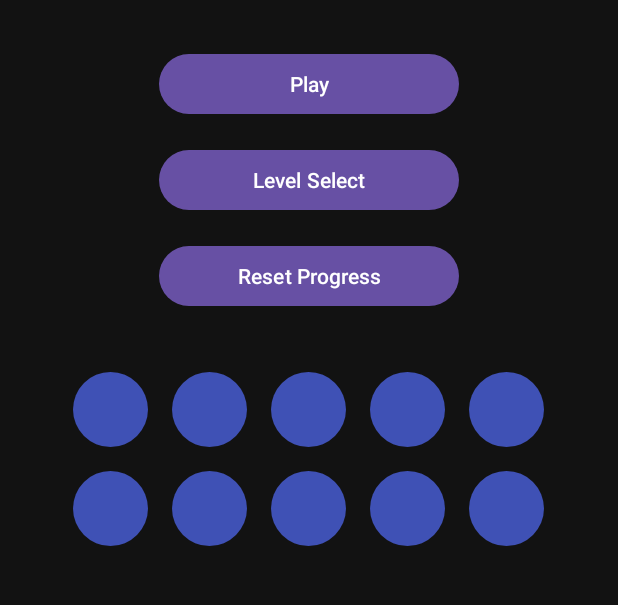
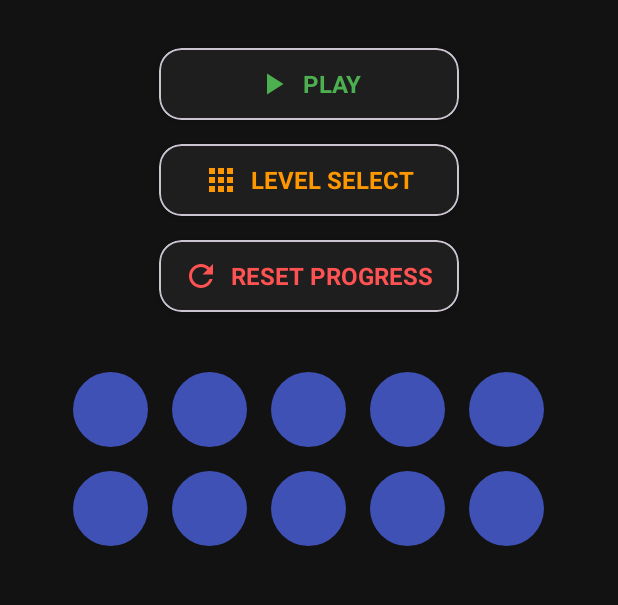
Before and after one commit to ClaudioGSDB/Outside-the-box, an Android app: the screen it shows after launch (MainActivity), on a phone screen of 412 x 824 dp, the part 49-654 px from its top. Run offline under Robolectric (Android 15) with nearby library versions, the light colour scheme and no system bars.

Commit message:
Updated Main menu to look better

```diff
--- a/app/src/main/java/com/example/outsidethebox/levels/Level7.java
+++ b/app/src/main/java/com/example/outsidethebox/levels/Level7.java
@@ -85,7 +85,7 @@ public class Level7 extends AppCompatActivity implements SensorEventListener {
         // Check for downward acceleration
         float zAcceleration = event.values[1]; // Y-axis for downward motion
 
-        if (!isDropDetected && zAcceleration < DROP_THRESHOLD || true) {
+        if (!isDropDetected && zAcceleration < DROP_THRESHOLD) {
             // Drop detected
             isDropDetected = true;
 
--- /dev/null
+++ b/app/src/main/res/drawable/ic_grid.xml
@@ -0,0 +1,9 @@
+<vector xmlns:android="http://schemas.android.com/apk/res/android"
+    android:width="24dp"
+    android:height="24dp"
+    android:viewportWidth="24"
+    android:viewportHeight="24">
+    <path
+        android:fillColor="#000000"
+        android:pathData="M4,4h4v4h-4zM10,4h4v4h-4zM16,4h4v4h-4zM4,10h4v4h-4zM10,10h4v4h-4zM16,10h4v4h-4zM4,16h4v4h-4zM10,16h4v4h-4zM16,16h4v4h-4z"/>
+</vector>
--- /dev/null
+++ b/app/src/main/res/drawable/ic_play.xml
@@ -0,0 +1,9 @@
+<vector xmlns:android="http://schemas.android.com/apk/res/android"
+    android:width="24dp"
+    android:height="24dp"
+    android:viewportWidth="24"
+    android:viewportHeight="24">
+    <path
+        android:fillColor="#000000"
+        android:pathData="M8,5v14l11,-7z"/>
+</vector>
--- /dev/null
+++ b/app/src/main/res/drawable/ic_refresh.xml
@@ -0,0 +1,9 @@
+<vector xmlns:android="http://schemas.android.com/apk/res/android"
+    android:width="24dp"
+    android:height="24dp"
+    android:viewportWidth="24"
+    android:viewportHeight="24">
+    <path
+        android:fillColor="#000000"
+        android:pathData="M17.65,6.35C16.2,4.9 14.21,4 12,4c-4.42,0 -7.99,3.58 -7.99,8s3.57,8 7.99,8c3.73,0 6.84,-2.55 7.73,-6h-2.08c-0.82,2.33 -3.04,4 -5.65,4 -3.31,0 -6,-2.69 -6,-6s2.69,-6 6,-6c1.66,0 3.14,0.69 4.22,1.78L13,11h7V4l-2.35,2.35z"/>
+</vector>
--- a/app/src/main/res/layout/activity_main.xml
+++ b/app/src/main/res/layout/activity_main.xml
@@ -1,9 +1,8 @@
-<?xml version="1.0" encoding="utf-8"?>
 <ScrollView xmlns:android="http://schemas.android.com/apk/res/android"
+    xmlns:app="http://schemas.android.com/apk/res-auto"
     android:layout_width="match_parent"
     android:layout_height="match_parent"
-    android:background="#121212"
-    >
+    android:background="#121212">
 
     <LinearLayout
         android:id="@+id/main"
@@ -22,27 +21,116 @@
             android:layout_marginBottom="32dp"
             android:textColor="#979797"/>
 
-        <Button
+        <!-- Play Button -->
+        <com.google.android.material.card.MaterialCardView
             android:layout_width="200dp"
             android:layout_height="wrap_content"
-            android:text="Play"
+            android:layout_marginBottom="16dp"
+            android:clickable="true"
+            android:focusable="true"
             android:onClick="onPlay"
-            android:layout_marginBottom="16dp"/>
+            app:cardBackgroundColor="#1E1E1E"
+            app:cardCornerRadius="15dp"
+            app:cardElevation="4dp"
+            app:rippleColor="#4CAF50">
 
-        <Button
+            <LinearLayout
+                android:layout_width="match_parent"
+                android:layout_height="wrap_content"
+                android:orientation="horizontal"
+                android:padding="12dp"
+                android:gravity="center">
+
+                <ImageView
+                    android:layout_width="24dp"
+                    android:layout_height="24dp"
+                    android:src="@drawable/ic_play"
+                    app:tint="#4CAF50"/>
+
+                <TextView
+                    android:layout_width="wrap_content"
+                    android:layout_height="wrap_content"
+                    android:text="PLAY"
+                    android:textColor="#4CAF50"
+                    android:textSize="16sp"
+                    android:textStyle="bold"
+                    android:layout_marginStart="8dp"/>
+            </LinearLayout>
+        </com.google.android.material.card.MaterialCardView>
+
+        <!-- Level Select Button -->
+        <com.google.android.material.card.MaterialCardView
             android:layout_width="200dp"
             android:layout_height="wrap_content"
-            android:text="Level Select"
+            android:layout_marginBottom="16dp"
+            android:clickable="true"
+            android:focusable="true"
             android:onClick="onLevelSelect"
-            android:layout_marginBottom="16dp"/>
+            app:cardBackgroundColor="#1E1E1E"
+            app:cardCornerRadius="15dp"
+            app:cardElevation="4dp"
+            app:rippleColor="#FF9800">
 
-        <!-- Add the Reset Progress button -->
-        <Button
+            <LinearLayout
+                android:layout_width="match_parent"
+                android:layout_height="wrap_content"
+                android:orientation="horizontal"
+                android:padding="12dp"
+                android:gravity="center">
+
+                <ImageView
+                    android:layout_width="24dp"
+                    android:layout_height="24dp"
+                    android:src="@drawable/ic_grid"
+                    app:tint="#FF9800"/>
+
+                <TextView
+                    android:layout_width="wrap_content"
+                    android:layout_height="wrap_content"
+                    android:text="LEVEL SELECT"
+                    android:textColor="#FF9800"
+                    android:textSize="16sp"
+                    android:textStyle="bold"
+                    android:layout_marginStart="8dp"/>
+            </LinearLayout>
+        </com.google.android.material.card.MaterialCardView>
+
+        <!-- Reset Progress Button -->
+        <com.google.android.material.card.MaterialCardView
             android:layout_width="200dp"
             android:layout_height="wrap_content"
-            android:text="Reset Progress"
+            android:layout_marginBottom="32dp"
+            android:clickable="true"
+            android:focusable="true"
             android:onClick="onResetProgress"
-            android:layout_marginBottom="32dp"/>
+            app:cardBackgroundColor="#1E1E1E"
+            app:cardCornerRadius="15dp"
+            app:cardElevation="4dp"
+            app:rippleColor="#FF5252">
+
+            <LinearLayout
+                android:layout_width="match_parent"
+                android:layout_height="wrap_content"
+                android:orientation="horizontal"
+                android:padding="12dp"
+                android:gravity="center">
+
+                <ImageView
+                    android:layout_width="24dp"
+                    android:layout_height="24dp"
+                    android:src="@drawable/ic_refresh"
+                    app:tint="#FF5252"/>
+
+                <TextView
+                    android:layout_width="wrap_content"
+                    android:layout_height="wrap_content"
+                    android:text="RESET PROGRESS"
+                    android:textColor="#FF5252"
+                    android:textSize="16sp"
+                    android:textStyle="bold"
+                    android:layout_marginStart="8dp"/>
+            </LinearLayout>
+        </com.google.android.material.card.MaterialCardView>
 
         <LinearLayout
             android:layout_width="match_parent"
```
